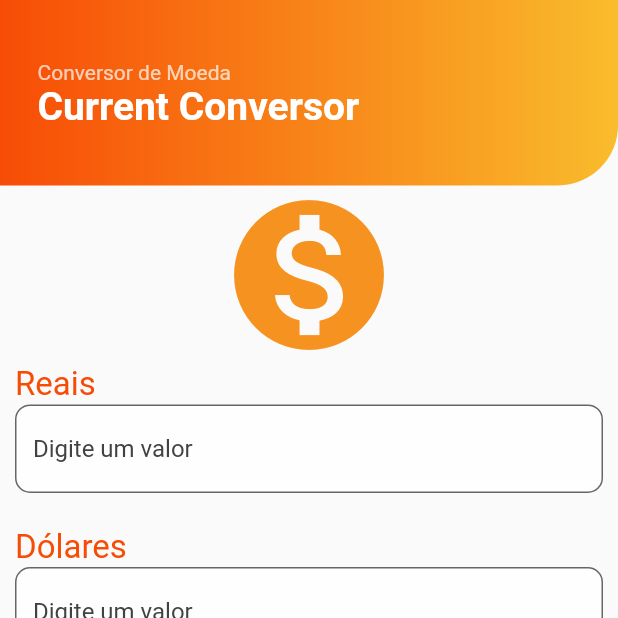
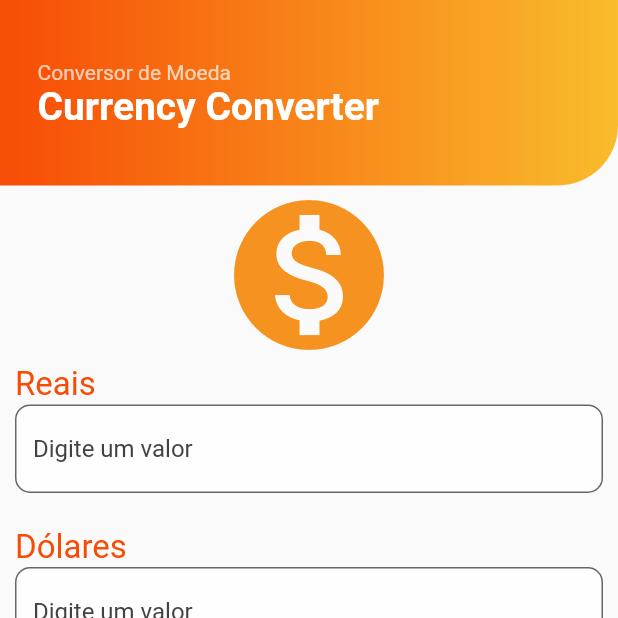
Before and after one commit to SamuelXimenes27/conversor_moedas, a Flutter app: the screen it shows after launch, on a phone screen of 412 x 824 dp, the top half of it. Run offline on Flutter 3.47's test engine with Material 2 defaults, Android fonts, the phone set to English and light mode, and no system bars; our stand-ins replace flutter_modular, mobx; generated files the repository leaves out were written again; network calls fail.

Commit message:
Fix title name

```diff
--- a/lib/app/modules/home/home_page.dart
+++ b/lib/app/modules/home/home_page.dart
@@ -31,7 +31,7 @@ class _HomePageState extends State<HomePage> {
         preferredSize: size,
         child: CustomAppBar(
           title: 'Conversor de Moeda',
-          upperTitle: 'Current Conversor',
+          upperTitle: 'Currency Converter',
         ),
       ),
       body: SingleChildScrollView(
```
